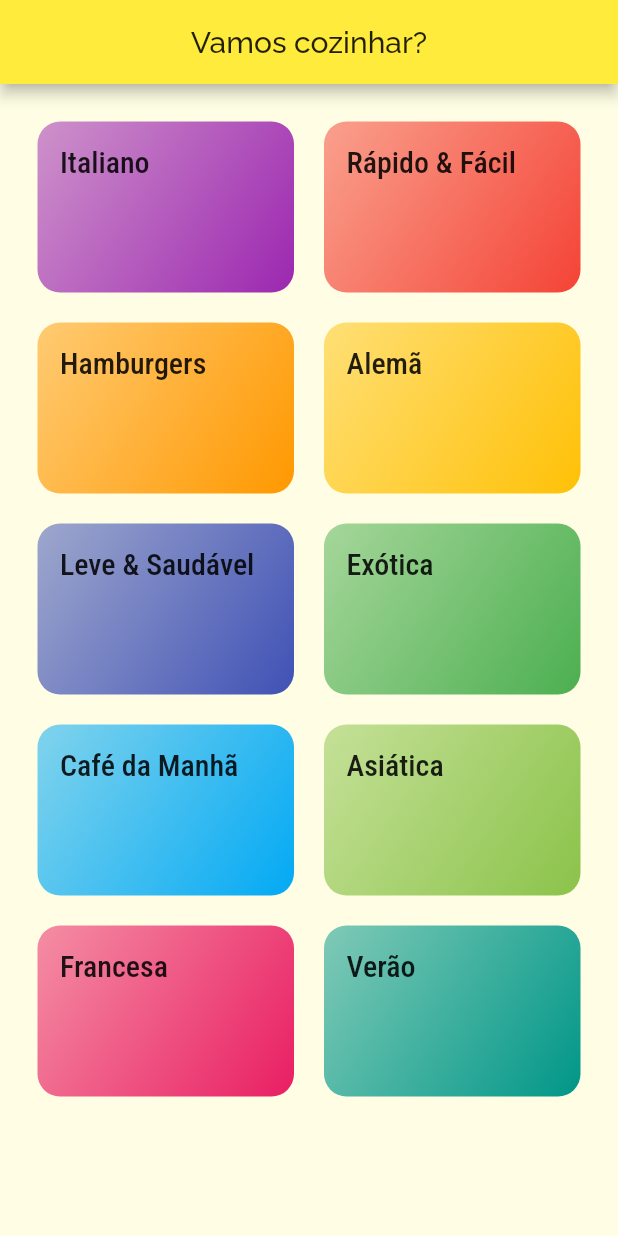
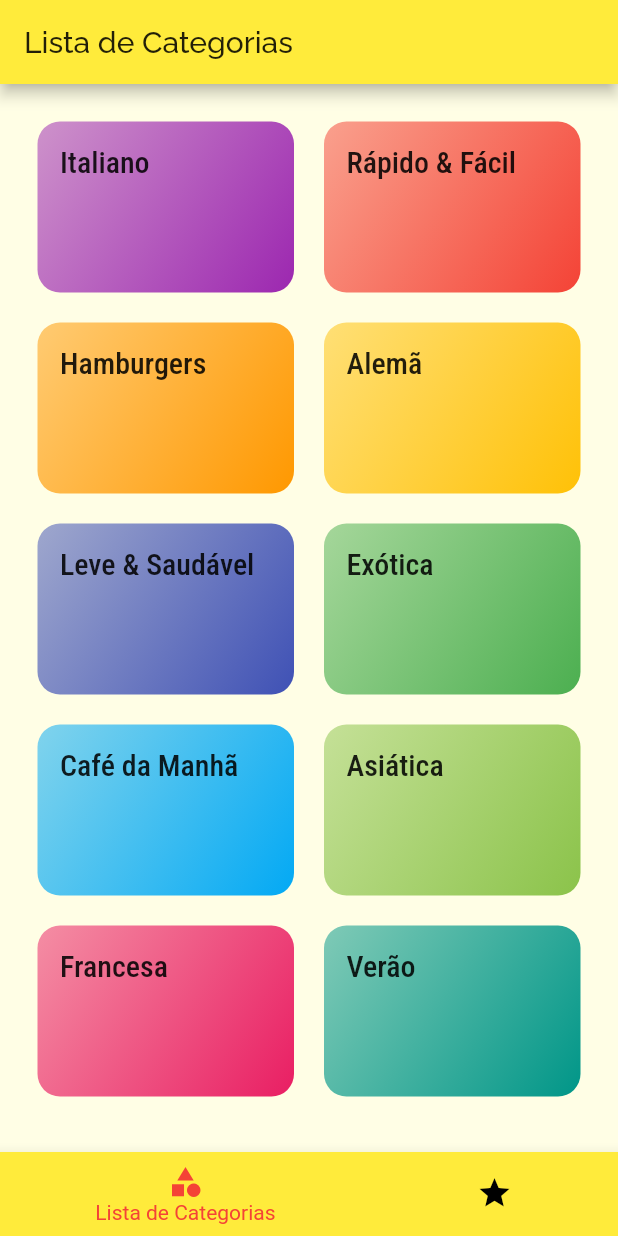
Before and after one commit to oscarbfs/Meals_app, a Flutter app: the screen it shows after launch, on a phone screen of 412 x 824 dp. Run offline on Flutter 3.47's test engine with Material 2 defaults, Android fonts, the phone set to English and light mode, and no system bars.

Commit message:
Adicionar TabBar na Parte Inferior

```diff
--- a/lib/main.dart
+++ b/lib/main.dart
@@ -3,6 +3,7 @@ import 'package:meals/screens/categories_meals_screen.dart';
 import 'package:meals/screens/meal_detail_screen.dart';
 import 'screens/categories_screen.dart';
 import 'utils/app_routes.dart';
+import 'screens/tabs_screen.dart';
 
 void main() => runApp(MyApp());
 
@@ -24,7 +25,7 @@ class MyApp extends StatelessWidget {
         )
       ),
       routes: {
-        AppRoutes.HOME: (ctx) => CategoriesScreen(),
+        AppRoutes.HOME: (ctx) => TabsScreen(),
         AppRoutes.CATEGORIES_MEALS: (ctx) => CategoriesMealsScreen(),
         AppRoutes.MEALS_DETAIL: (ctx) => MealDatailScreen(),
       },
--- a/lib/screens/categories_screen.dart
+++ b/lib/screens/categories_screen.dart
@@ -5,11 +5,7 @@ import '../data/dummy_data.dart';
 class CategoriesScreen extends StatelessWidget {
   @override
   Widget build(BuildContext context) {
-    return Scaffold(
-      appBar: AppBar(
-        title: Center(child: Text('Vamos cozinhar?')),
-      ),
-      body: GridView(
+    return GridView(
       padding: const EdgeInsets.all(25),
       gridDelegate: SliverGridDelegateWithMaxCrossAxisExtent(
         maxCrossAxisExtent: 200,
@@ -19,7 +15,7 @@ class CategoriesScreen extends StatelessWidget {
       ),
       children: DUMMY_CATEGORIES.map((cat) {
         return CategoryItem(cat);
-          }).toList()),
+      }).toList(),
     );
   }
 }
--- /dev/null
+++ b/lib/screens/favorite_screen.dart
@@ -0,0 +1,11 @@
+import 'package:flutter/material.dart';
+
+class FavoriteScreen extends StatelessWidget {
+
+  @override
+  Widget build(BuildContext context) {
+    return Center(
+      child: Text('Minhas comidas favoritas!'),
+    );
+  }
+}
--- a/lib/screens/meal_detail_screen.dart
+++ b/lib/screens/meal_detail_screen.dart
@@ -7,7 +7,8 @@ class MealDatailScreen extends StatelessWidget {
     return Container(
       margin: EdgeInsets.symmetric(vertical: 10),
       child: Text(
-        'Igredientes',
+        title
+        ,
         style: Theme.of(context).textTheme.headline6,
       ),
     );
--- /dev/null
+++ b/lib/screens/tabs_screen.dart
@@ -0,0 +1,58 @@
+import 'package:flutter/material.dart';
+import 'categories_screen.dart';
+import 'favorite_screen.dart';
+
+class TabsScreen extends StatefulWidget {
+  const TabsScreen({Key? key}) : super(key: key);
+
+  @override
+  _TabsScreenState createState() => _TabsScreenState();
+}
+
+class _TabsScreenState extends State<TabsScreen> {
+
+  int _selectedScreenIndex =0;
+  final List<String> _titles = [
+    'Lista de Categorias',
+    'Meus Favoritos',
+  ];
+  final List<Widget> _screens = [
+    CategoriesScreen(),
+    FavoriteScreen(),
+  ];
+
+  _selectScreen(int index) {
+    setState(() {
+      _selectedScreenIndex = index;
+    });
+  }
+
+  @override
+  Widget build(BuildContext context) {
+    return Scaffold(
+      appBar: AppBar(
+        title: Text(_titles[_selectedScreenIndex]),
+      ),
+      body: _screens[_selectedScreenIndex],
+      bottomNavigationBar: BottomNavigationBar(
+        onTap: _selectScreen,
+        unselectedItemColor: Colors.black,
+        selectedItemColor: Theme.of(context).accentColor,
+        currentIndex: _selectedScreenIndex,
+        type: BottomNavigationBarType.shifting,
+        items: [
+          BottomNavigationBarItem(
+            backgroundColor: Theme.of(context).primaryColor,
+            icon: Icon(Icons.category),
+            label: _titles[_selectedScreenIndex],
+          ),
+          BottomNavigationBarItem(
+            backgroundColor: Theme.of(context).primaryColor,
+            icon: Icon(Icons.star),
+            label: _titles[_selectedScreenIndex],
+          )
+        ],
+      )
+    );
+  }
+}
```
Lines whose indentation alone changed are shown as unchanged.
